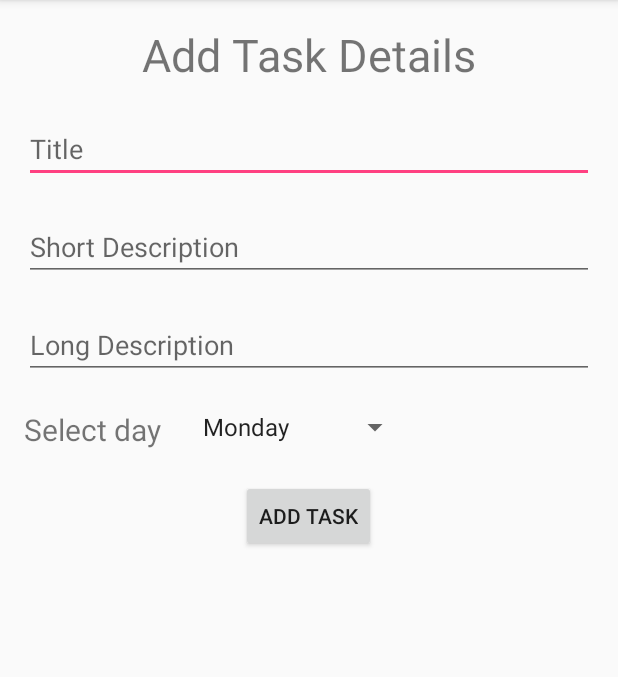
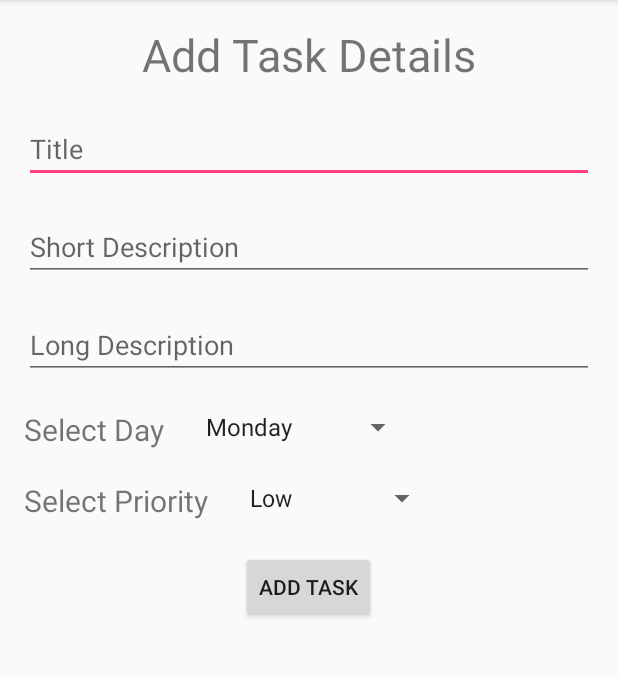
Before and after one commit to omkarmate431/TaskList, an Android app: the AddTask screen opened directly, with no data from a screen before it, after a tap on "ADD TASK", on a phone screen of 412 x 824 dp, the part 84-761 px from its top. Run offline under Robolectric (Android 15) with nearby library versions, the phone set to English and light mode, and no system bars.

Commit message:
Merged all tables and relevant changes

```diff
--- a/app/src/main/java/com/mate/tasklist/AddTask.java
+++ b/app/src/main/java/com/mate/tasklist/AddTask.java
@@ -1,9 +1,7 @@
 package com.mate.tasklist;
 
-import android.content.ContentValues;
-import android.database.sqlite.SQLiteDatabase;
+import android.os.Bundle;
 import android.support.v7.app.AppCompatActivity;
-import android.os.Bundle;
 import android.view.View;
 import android.widget.ArrayAdapter;
 import android.widget.Button;
@@ -14,7 +12,7 @@ import android.widget.Toast;
 public class AddTask extends AppCompatActivity {
 
     EditText taskTitle,taskShortDescription,taskLongDescription;
-    Spinner spinner;
+    Spinner spinnerDay,spinnerPriority;
     Button addTaskButton;
 
     @Override
@@ -29,65 +27,30 @@ public class AddTask extends AppCompatActivity {
         taskLongDescription = (EditText)findViewById(R.id.editLongDescription);
         addTaskButton = (Button)findViewById(R.id.addTaskBtn);
 
-        spinner = (Spinner) findViewById(R.id.spinner_day);
+        spinnerDay = (Spinner) findViewById(R.id.spinner_day);
+        spinnerPriority = (Spinner)findViewById(R.id.spinner_priority);
 // Create an ArrayAdapter using the string array and a default spinner layout
-        ArrayAdapter<CharSequence> adapter = ArrayAdapter.createFromResource(this,
+        ArrayAdapter<CharSequence> adapter1 = ArrayAdapter.createFromResource(this,
                 R.array.days_array, android.R.layout.simple_spinner_item);
+        ArrayAdapter<CharSequence> adapter2 = ArrayAdapter.createFromResource(this,
+                R.array.priority_array, android.R.layout.simple_spinner_item);
 // Specify the layout to use when the list of choices appears
-        adapter.setDropDownViewResource(android.R.layout.simple_spinner_dropdown_item);
+        adapter1.setDropDownViewResource(android.R.layout.simple_spinner_dropdown_item);
+        adapter2.setDropDownViewResource(android.R.layout.simple_spinner_dropdown_item);
 // Apply the adapter to the spinner
 
-        spinner.setAdapter(adapter);
+        spinnerDay.setAdapter(adapter1);
+        spinnerPriority.setAdapter(adapter2);
 
+        spinnerPriority.getSelectedItem().toString();
         addTaskButton.setOnClickListener(new View.OnClickListener() {
             @Override
             public void onClick(View v) {
-                String option = spinner.getSelectedItem().toString();
-                switch (option)
+
+                if(taskDbHelper.addTask(taskTitle.getText().toString(),taskShortDescription.getText().toString()
+                        ,taskLongDescription.getText().toString(),spinnerPriority.getSelectedItem().toString(),spinnerDay.getSelectedItem().toString(),false))
                 {
-                    case "Monday":
-                        if(taskDbHelper.addTaskMonday(taskTitle.getText().toString(),taskShortDescription.getText().toString(),taskLongDescription.getText().toString(),"High",false))
-                            {Toast.makeText(AddTask.this,"Task Added",Toast.LENGTH_SHORT).show();
-                            }
-                        break;
-                    case "Tuesday":
-                        if(taskDbHelper.addTaskTuesday(taskTitle.getText().toString(),taskShortDescription.getText().toString(),taskLongDescription.getText().toString(),"High",false))
-                        {
-                            Toast.makeText(AddTask.this,"Task Added",Toast.LENGTH_SHORT).show();
-                        }
-                        break;
-                    case "Wednesday":
-                        if(taskDbHelper.addTaskWednesday(taskTitle.getText().toString(),taskShortDescription.getText().toString(),taskLongDescription.getText().toString(),"High",false))
-                        {
-                            Toast.makeText(AddTask.this,"Task Added",Toast.LENGTH_SHORT).show();
-                        }
-                        break;
-                    case "Thursday":
-                        if(taskDbHelper.addTaskThursday(taskTitle.getText().toString(),taskShortDescription.getText().toString(),taskLongDescription.getText().toString(),"High",false))
-                        {
-                            Toast.makeText(AddTask.this,"Task Added",Toast.LENGTH_SHORT).show();
-                        }
-                        break;
-                    case "Friday":
-                        if(taskDbHelper.addTaskFriday(taskTitle.getText().toString(),taskShortDescription.getText().toString(),taskLongDescription.getText().toString(),"High",false))
-                    {
-                        Toast.makeText(AddTask.this,"Task Added",Toast.LENGTH_SHORT).show();
-                    }
-                        break;
-                    case "Saturday":
-                        if(taskDbHelper.addTaskSaturday(taskTitle.getText().toString(),taskShortDescription.getText().toString(),taskLongDescription.getText().toString(),"High",false))
-                    {
-                        Toast.makeText(AddTask.this,"Task Added",Toast.LENGTH_SHORT).show();
-                    }
-                        break;
-                    case "Sunday":
-                        if(taskDbHelper.addTaskSunday(taskTitle.getText().toString(),taskShortDescription.getText().toString(),taskLongDescription.getText().toString(),"High",false))
-                    {
-                        Toast.makeText(AddTask.this,"Task Added",Toast.LENGTH_SHORT).show();
-                    }
-                        break;
-
-
+                    Toast.makeText(AddTask.this,"Task Added",Toast.LENGTH_SHORT).show();
                 }
 
 
--- a/app/src/main/java/com/mate/tasklist/Task.java
+++ b/app/src/main/java/com/mate/tasklist/Task.java
@@ -14,10 +14,11 @@ abstract public class Task implements Parcelable {
     abstract String shortDescription();
     abstract String longDescription();
     abstract String priority();
+    abstract String day();
     abstract boolean isCompleted();
 
-    static Task create(String taskTitle, String shortDescription, String longDescription,String priority, boolean completed) {
-        return new AutoValue_Task(taskTitle, shortDescription, longDescription, priority, completed);
+    static Task create(String taskTitle, String shortDescription, String longDescription,String priority,String day, boolean completed) {
+        return new AutoValue_Task(taskTitle, shortDescription, longDescription, priority, day, completed);
     }
 
 }
--- a/app/src/main/java/com/mate/tasklist/TaskDbHelper.java
+++ b/app/src/main/java/com/mate/tasklist/TaskDbHelper.java
@@ -19,7 +19,9 @@ public class TaskDbHelper extends SQLiteOpenHelper {
     private static String SHORT_DESCRIPTION = "short_description";
     private static String LONG_DESCRIPTION = "long_description";
     private static String PRIORITY = "priority";
+    private static String DAY = "day";
     private static String ISCOMPLETED = "isCompleted";
+
 
     private final Context myContext;
 
@@ -36,7 +38,6 @@ public class TaskDbHelper extends SQLiteOpenHelper {
 
     @Override
     public void onCreate(SQLiteDatabase db) {
-
         db.execSQL("create table if not exists MondayTask (_id integer primary key autoincrement, "+TITLE+" text, "+SHORT_DESCRIPTION+" text, "+LONG_DESCRIPTION+" text, "+PRIORITY+" text, "+ISCOMPLETED+" boolean)");
         db.execSQL("create table if not exists TuesdayTask (_id integer primary key autoincrement, "+TITLE+" text, "+SHORT_DESCRIPTION+" text, "+LONG_DESCRIPTION+" text, "+PRIORITY+" text, "+ISCOMPLETED+" boolean)");
         db.execSQL("create table if not exists WednesdayTask (_id integer primary key autoincrement, "+TITLE+" text, "+SHORT_DESCRIPTION+" text, "+LONG_DESCRIPTION+" text, "+PRIORITY+" text, "+ISCOMPLETED+" boolean)");
@@ -44,10 +45,12 @@ public class TaskDbHelper extends SQLiteOpenHelper {
         db.execSQL("create table if not exists FridayTask (_id integer primary key autoincrement, "+TITLE+" text, "+SHORT_DESCRIPTION+" text, "+LONG_DESCRIPTION+" text, "+PRIORITY+" text, "+ISCOMPLETED+" boolean)");
         db.execSQL("create table if not exists SaturdayTask (_id integer primary key autoincrement, "+TITLE+" text, "+SHORT_DESCRIPTION+" text, "+LONG_DESCRIPTION+" text, "+PRIORITY+" text, "+ISCOMPLETED+" boolean)");
         db.execSQL("create table if not exists SundayTask (_id integer primary key autoincrement, "+TITLE+" text, "+SHORT_DESCRIPTION+" text, "+LONG_DESCRIPTION+" text, "+PRIORITY+" text, "+ISCOMPLETED+" boolean)");
+        db.execSQL("create table if not exists AllTasks (_id integer primary key autoincrement, "+TITLE+" text, "+SHORT_DESCRIPTION+" text, "+LONG_DESCRIPTION+" text, "+PRIORITY+" text, "+DAY+" text, "+ISCOMPLETED+" boolean)");
     }
 
     @Override
     public void onUpgrade(SQLiteDatabase db, int oldVersion, int newVersion) {
+        {
             db.execSQL("drop table if exists MondayTask");
             db.execSQL("drop table if exists TuesdayTask");
             db.execSQL("drop table if exists WednesdayTask");
@@ -55,7 +58,9 @@ public class TaskDbHelper extends SQLiteOpenHelper {
             db.execSQL("drop table if exists FridayTask");
             db.execSQL("drop table if exists SaturdayTask");
             db.execSQL("drop table if exists SundayTask");
+            db.execSQL("drop table if exists AllTasks");
             onCreate(db);
+        }
     }
 
     public boolean addTaskMonday(String title, String short_description, String long_description, String priority, Boolean isCompleted)
@@ -155,6 +160,21 @@ public class TaskDbHelper extends SQLiteOpenHelper {
         return true;
     }
 
+    public boolean addTask(String title, String short_description, String long_description, String priority, String day,Boolean isCompleted)
+    {
+        SQLiteDatabase db = this.getWritableDatabase();
+        ContentValues contentValues = new ContentValues();
+
+        contentValues.put("title", title);
+        contentValues.put("short_description", short_description);
+        contentValues.put("long_description", long_description);
+        contentValues.put("priority", priority);
+        contentValues.put("day",day);
+        contentValues.put("isCompleted", isCompleted);
+        db.insert("AllTasks", null, contentValues);
+        return true;
+    }
+
     public String[] retrieveTaskMonday(int pos)
     {
         SQLiteDatabase db = this.getReadableDatabase();
@@ -248,11 +268,11 @@ public class TaskDbHelper extends SQLiteOpenHelper {
         return count;
     }
 
-    public void removeTaskMonday(long id){
+    public void removeTask(long id){
         String string =String.valueOf(id);
         SQLiteDatabase db = this.getWritableDatabase();
 
-        db.execSQL("DELETE FROM MondayTask WHERE _id = '" + string + "'");
+        db.execSQL("DELETE FROM AllTasks WHERE _id = '" + string + "'");
     }
 
 
--- a/app/src/main/java/com/mate/tasklist/TaskDetails.java
+++ b/app/src/main/java/com/mate/tasklist/TaskDetails.java
@@ -6,7 +6,7 @@ import android.widget.TextView;
 
 public class TaskDetails extends AppCompatActivity {
 
-    TextView title,shortDescription,longDescription,priority,status;
+    TextView title,shortDescription,longDescription,day,priority,status;
 
     @Override
     protected void onCreate(Bundle savedInstanceState) {
@@ -16,6 +16,7 @@ public class TaskDetails extends AppCompatActivity {
         title = (TextView)findViewById(R.id.taskDetailTitle);
         shortDescription = (TextView)findViewById(R.id.taskDetailShortDescription);
         longDescription = (TextView)findViewById(R.id.taskDetailLongDescription);
+        day = (TextView)findViewById(R.id.taskDetailDay);
         priority = (TextView)findViewById(R.id.taskDetailPriority);
         status = (TextView)findViewById(R.id.taskDetailStatus);
 
@@ -24,6 +25,7 @@ public class TaskDetails extends AppCompatActivity {
         title.setText(task.taskTitle());
         shortDescription.setText(task.shortDescription());
         longDescription.setText(task.longDescription());
+        day.setText(task.day());
         priority.setText(task.priority());
         if(task.isCompleted())
         {
--- a/app/src/main/res/layout/activity_add_task.xml
+++ b/app/src/main/res/layout/activity_add_task.xml
@@ -41,7 +41,7 @@
         <TextView
             android:layout_width="wrap_content"
             android:layout_height="wrap_content"
-            android:text="Select day"
+            android:text="Select Day"
             android:id="@+id/textviewSelectDay"
             android:layout_gravity="center"
             android:textSize="20sp"/>
@@ -54,6 +54,26 @@
 
         </Spinner>
     </LinearLayout>
+    <LinearLayout
+        android:layout_width="match_parent"
+        android:layout_height="wrap_content"
+        android:layout_marginBottom="20dp">
+        <TextView
+            android:layout_width="wrap_content"
+            android:layout_height="wrap_content"
+            android:text="Select Priority"
+            android:id="@+id/textviewSelectPriority"
+            android:layout_gravity="center"
+            android:textSize="20sp"/>
+
+        <Spinner
+            android:layout_width="wrap_content"
+            android:layout_height="wrap_content"
+            android:layout_marginLeft="20dp"
+            android:id="@+id/spinner_priority">
+
+        </Spinner>
+    </LinearLayout>
     <Button
         android:layout_width="wrap_content"
         android:layout_height="wrap_content"
--- /dev/null
+++ b/app/src/main/res/values/priority_list.xml
@@ -0,0 +1,8 @@
+<?xml version="1.0" encoding="utf-8"?>
+<resources>
+    <string-array name="priority_array">
+        <item>Low</item>
+        <item>Moderate</item>
+        <item>High</item>
+    </string-array>
+</resources>
```
Also changed, not shown: app/src/main/java/com/mate/tasklist/DayFragment.java (+11 -11 lines), app/src/main/java/com/mate/tasklist/EditTask.java (+20 -2 lines), app/src/main/java/com/mate/tasklist/MondayFragment.java (deleted, +0 -107 lines), app/src/main/res/layout/activity_edit_task.xml (+21 -1 lines), app/src/main/res/layout/activity_task_details.xml (+10 -0 lines), 1 other file. Lines whose indentation alone changed are shown as unchanged.
